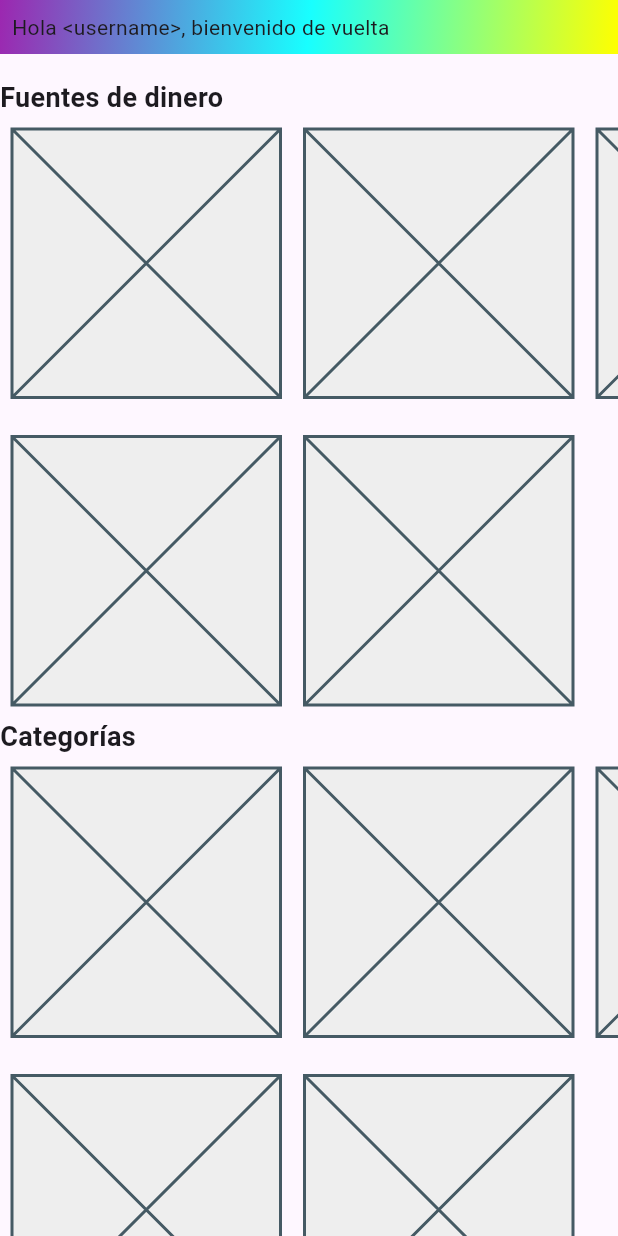
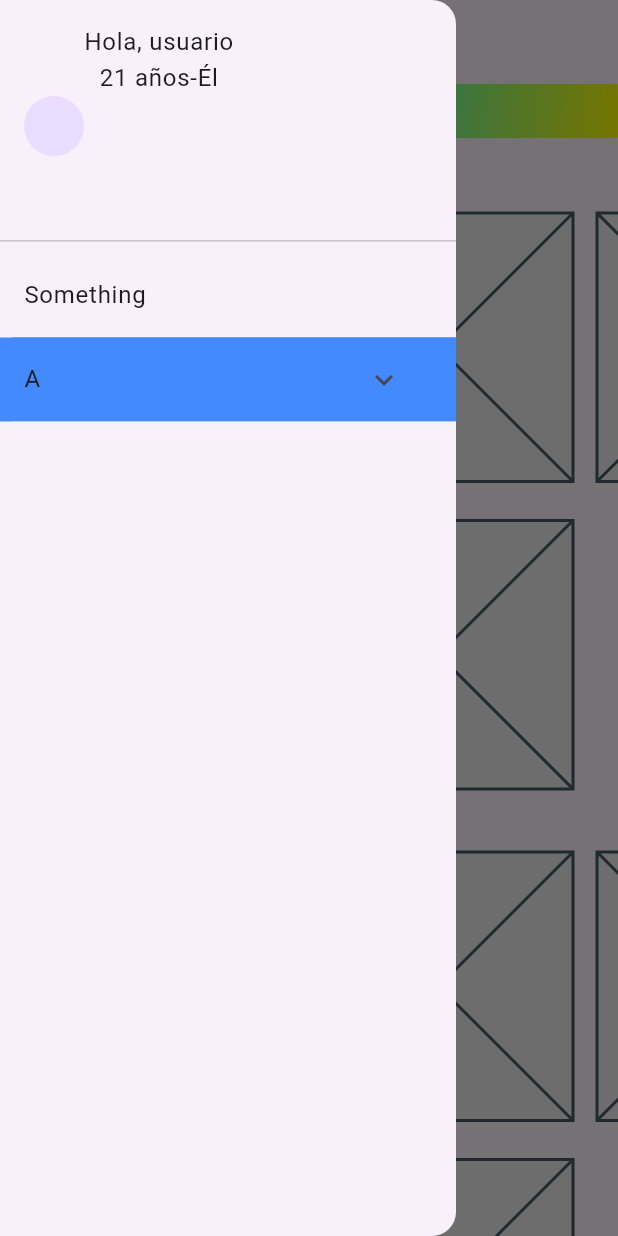
Before and after one commit to edgar-ta/my-finances, a Flutter app: the screen it shows after launch, with the side drawer open (before the commit the screen has no drawer), on a phone screen of 412 x 824 dp. Run offline on Flutter 3.47's test engine with Material 3 defaults, Android fonts, the phone set to English and light mode, and no system bars; our stand-ins replace sqflite, sqflite_common_ffi; accounts and stored records are empty.

Commit message:
Creé el componente DrawerItem para manejar rutas anidadas en un DrawerMenu

```diff
--- /dev/null
+++ b/lib/components/drawer_item/drawer_item.dart
@@ -0,0 +1,112 @@
+import 'package:flutter/material.dart';
+import 'package:my_finances/components/drawer_item/drawer_item_entry.dart';
+
+class DrawerItem extends StatefulWidget {
+  final DrawerItemEntry entry;
+  final bool isSelected;
+  final List<String> selectedSubroute;
+  final void Function(String subroute) navigateTo;
+
+  const DrawerItem({
+    super.key,
+    required this.entry,
+    required this.isSelected,
+    required this.selectedSubroute,
+    required this.navigateTo,
+  });
+
+  @override
+  State<DrawerItem> createState() => _DrawerItemState();
+}
+
+class _DrawerItemState extends State<DrawerItem> with TickerProviderStateMixin {
+  late AnimationController _controller;
+  late Animation<double> _animation;
+
+  bool _isExpanded = false;
+
+  @override
+  void initState() {
+    super.initState();
+    _controller = AnimationController(
+      vsync: this,
+      duration: Duration(milliseconds: 200),
+    );
+    _animation = CurvedAnimation(
+      parent: _controller,
+      curve: Curves.fastLinearToSlowEaseIn,
+    );
+  }
+
+  @override
+  void dispose() {
+    _controller.dispose();
+    super.dispose();
+  }
+
+  void _toggleMenu() {
+    setState(() {
+      _isExpanded = !_isExpanded;
+    });
+    if (_animation.status != AnimationStatus.completed) {
+      _controller.forward();
+    } else {
+      _controller.animateBack(0, duration: Duration(milliseconds: 200));
+    }
+  }
+
+  @override
+  Widget build(BuildContext context) {
+    final hasSubroutes = widget.entry.subroutes.isNotEmpty;
+
+    return Column(
+      crossAxisAlignment: CrossAxisAlignment.start,
+      children: [
+        ListTile(
+          leading: widget.entry.icon != null ? Icon(widget.entry.icon) : null,
+          title: Text(widget.entry.title),
+          tileColor:
+              widget.isSelected
+                  ? Colors.blueAccent[200]
+                  : Theme.of(context).colorScheme.surfaceContainerLow,
+          trailing:
+              hasSubroutes
+                  ? IconButton(
+                    icon: Icon(
+                      _isExpanded ? Icons.expand_less : Icons.expand_more,
+                    ),
+                    onPressed: _toggleMenu,
+                  )
+                  : null,
+          onTap:
+              widget.entry.navigatable
+                  ? () => widget.navigateTo(widget.entry.route)
+                  : _toggleMenu,
+        ),
+        SizeTransition(
+          sizeFactor: _animation,
+          axis: Axis.vertical,
+          child: Padding(
+            padding: const EdgeInsets.only(left: 8.0),
+            child: Column(
+              children:
+                  widget.entry.subroutes.map((subroute) {
+                    return DrawerItem(
+                      entry: subroute,
+                      isSelected:
+                          widget.selectedSubroute.first == subroute.route,
+                      selectedSubroute:
+                          widget.selectedSubroute.skip(1).toList(),
+                      navigateTo:
+                          (String subroute) => widget.navigateTo(
+                            "${widget.entry.route}/$subroute",
+                          ),
+                    );
+                  }).toList(),
+            ),
+          ),
+        ),
+      ],
+    );
+  }
+}
--- /dev/null
+++ b/lib/components/drawer_item/drawer_item_entry.dart
@@ -0,0 +1,17 @@
+import 'package:flutter/widgets.dart';
+
+class DrawerItemEntry {
+  final String route;
+  final List<DrawerItemEntry> subroutes;
+  final bool navigatable;
+  final String title;
+  final IconData? icon;
+
+  DrawerItemEntry({
+    required this.route,
+    required this.subroutes,
+    required this.navigatable,
+    required this.title,
+    this.icon,
+  });
+}
--- a/lib/main.dart
+++ b/lib/main.dart
@@ -6,6 +6,7 @@ import 'package:my_finances/models/payment.dart';
 import 'package:my_finances/models/recurrent_payment.dart';
 import 'package:path/path.dart';
 import 'package:sqflite/sqflite.dart';
+import 'package:sqflite_common_ffi/sqflite_ffi.dart';
 
 Future<Database> getDatabase() async {
   return openDatabase(
@@ -16,11 +17,13 @@ Future<Database> getDatabase() async {
       await RecurrentPayment.createTable(db);
       await Payment.createTable(db);
     },
+    version: 1,
   );
 }
 
 Future<void> main() async {
   WidgetsFlutterBinding.ensureInitialized();
+  databaseFactory = databaseFactoryFfi;
   final database = await getDatabase();
   runApp(const MainApp());
 }
--- a/lib/main_app.dart
+++ b/lib/main_app.dart
@@ -1,4 +1,6 @@
 import 'package:flutter/material.dart';
+import 'package:my_finances/components/drawer_item/drawer_item.dart';
+import 'package:my_finances/components/drawer_item/drawer_item_entry.dart';
 
 class MainApp extends StatelessWidget {
   const MainApp({super.key});
@@ -11,6 +13,61 @@ class MainApp extends StatelessWidget {
         colorScheme: ColorScheme.fromSeed(seedColor: Colors.deepPurple),
       ),
       home: Scaffold(
+        appBar: AppBar(leading: null),
+        drawer: Drawer(
+          child: ListView(
+            children: [
+              DrawerHeader(
+                child: Row(
+                  children: [
+                    CircleAvatar(),
+                    Column(
+                      children: [
+                        Text("Hola, usuario"),
+                        Row(children: [Text("21 años"), Text("-"), Text("Él")]),
+                      ],
+                    ),
+                  ],
+                ),
+              ),
+              DrawerItem(
+                entry: DrawerItemEntry(
+                  route: "something",
+                  subroutes: [],
+                  navigatable: false,
+                  title: "Something",
+                ),
+                isSelected: false,
+                selectedSubroute: [],
+                navigateTo: (_) {},
+              ),
+              DrawerItem(
+                entry: DrawerItemEntry(
+                  route: "a",
+                  subroutes: [
+                    DrawerItemEntry(
+                      route: "b",
+                      subroutes: [],
+                      navigatable: true,
+                      title: "B",
+                    ),
+                    DrawerItemEntry(
+                      route: "c",
+                      subroutes: [],
+                      navigatable: true,
+                      title: "C",
+                    ),
+                  ],
+                  navigatable: false,
+                  title: "A",
+                ),
+                isSelected: true,
+                selectedSubroute: ["b"],
+                navigateTo: (_) {},
+              ),
+            ],
+          ),
+        ),
         body: SingleChildScrollView(
           child: Column(
             crossAxisAlignment: CrossAxisAlignment.stretch,
```
Also changed, not shown: pubspec.yaml (+1 -6 lines), pubspec.lock.
